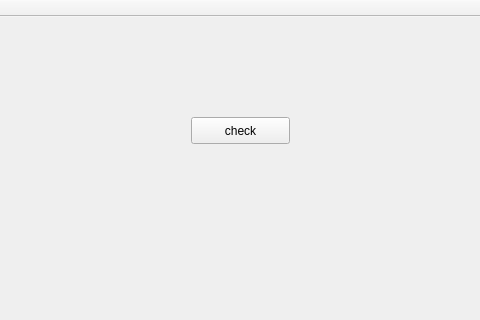
Old version of the form examples/serialbus/modbus/master/mainwindow.ui in the repository qt/qtserialbus; both pictures show x 349 to 829 and y 0 to 320 of the 952 by 572 pixel window.
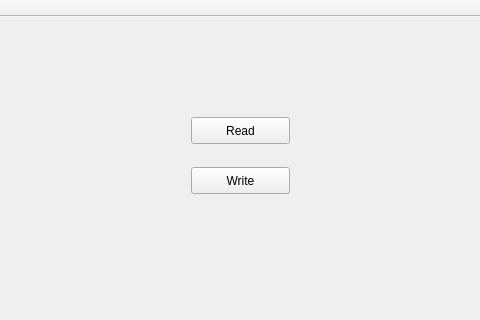
New version of the form.

Commit message: Write Implementation for libmodbusmaster

```diff
--- a/examples/serialbus/modbus/master/mainwindow.ui
+++ b/examples/serialbus/modbus/master/mainwindow.ui
@@ -99,7 +99,20 @@
      </rect>
     </property>
     <property name="text">
-     <string>check</string>
+     <string>Read</string>
+    </property>
+   </widget>
+   <widget class="QPushButton" name="writeButton">
+    <property name="geometry">
+     <rect>
+      <x>540</x>
+      <y>150</y>
+      <width>99</width>
+      <height>27</height>
+     </rect>
+    </property>
+    <property name="text">
+     <string>Write</string>
     </property>
    </widget>
   </widget>
```
The commit also changes 8 other files.
